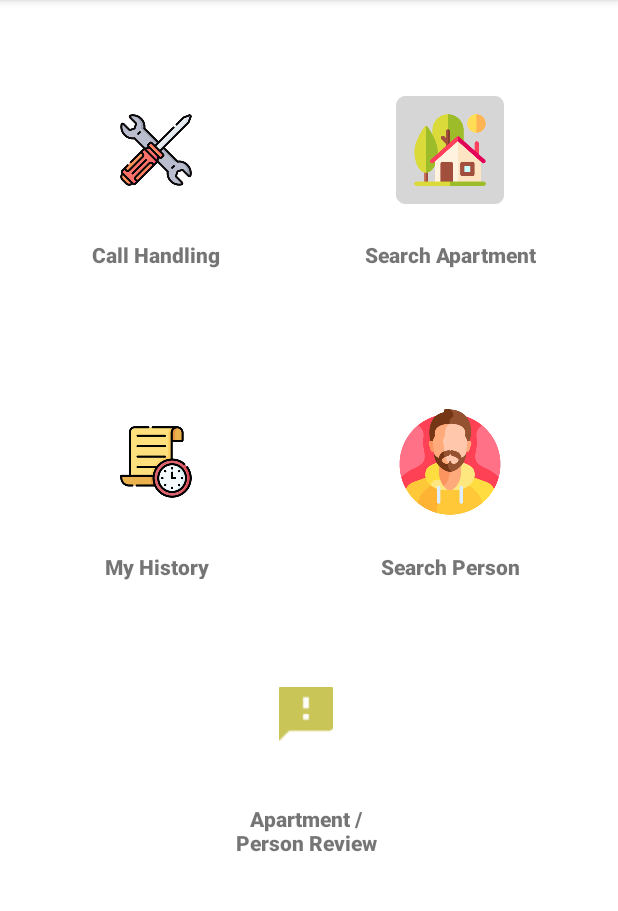
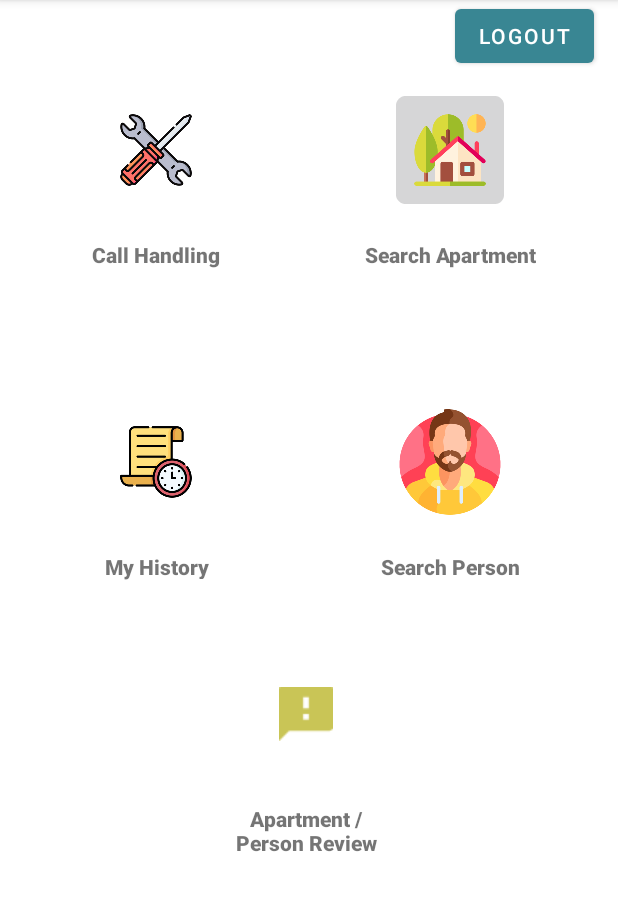
Before and after one commit to azxs120/Final-Project-Prototype, an Android app: the MainActivity screen opened directly, with no data from a screen before it, on a phone screen of 412 x 824 dp, the part 84-995 px from its top. Run offline under Robolectric (Android 15) with nearby library versions, the phone set to English and light mode, and no system bars; our stand-ins replace Firebase (no records; nobody signed in at launch, a user with empty details on screens opened directly); 1 statement that could not run was skipped.

Commit message:
logout
logout

```diff
--- a/app/src/main/java/com/example/prototype/MainActivity.java
+++ b/app/src/main/java/com/example/prototype/MainActivity.java
@@ -6,7 +6,13 @@ import android.content.Intent;
 import android.os.Bundle;
 
 import android.view.View;
+import android.widget.Button;
 import android.widget.ImageButton;
+import android.widget.Toast;
+
+import com.example.prototype.DBConnections.FirebaseConnection;
+import com.google.firebase.auth.FirebaseAuth;
+import com.google.firebase.firestore.FirebaseFirestore;
 
 public class MainActivity extends AppCompatActivity {
     private ImageButton homeBtn;
@@ -14,7 +20,9 @@ public class MainActivity extends AppCompatActivity {
     private ImageButton myHistoryBtn;
     private ImageButton searchBtn;
     private String userEmail = null;
-
+    private Button btnLogout;
+    private FirebaseFirestore db;
+    private FirebaseAuth mAuth;
     @Override
     protected void onCreate(Bundle savedInstanceState) {
         super.onCreate(savedInstanceState);
@@ -31,6 +39,20 @@ public class MainActivity extends AppCompatActivity {
         callHandlingBtn = (ImageButton) findViewById(R.id.callBtn);
         myHistoryBtn = (ImageButton) findViewById(R.id.myHistoryBtn);
         searchBtn = (ImageButton) findViewById(R.id.searchBtn);
+        btnLogout = findViewById(R.id.logout);
+        db = FirebaseConnection.getFirebaseFirestore();
+        mAuth= FirebaseAuth.getInstance();
+        //set what happens when the user clicks "Logout"
+        btnLogout.setOnClickListener(new View.OnClickListener() {
+            @Override
+            public void onClick(View view) {
+                mAuth.signOut();
+                FirebaseAuth.getInstance().signOut();
+                Intent intent = new Intent(MainActivity.this, LoginActivity.class);
+                finish();
+                Toast.makeText(MainActivity.this, "Logout Successful", Toast.LENGTH_SHORT).show();
+            }
+        });
 
         //set what happens when the user clicks "Find Apartment"
         homeBtn.setOnClickListener(new View.OnClickListener() {
@@ -38,6 +60,7 @@ public class MainActivity extends AppCompatActivity {
             public void onClick(View view) {
                 Intent intentLoadNewActivity = new Intent(MainActivity.this, ApartmentSearchActivity.class);
                 startActivity(intentLoadNewActivity);
+
             }
         });
 
--- a/app/src/main/res/layout/activity_main.xml
+++ b/app/src/main/res/layout/activity_main.xml
@@ -10,6 +10,8 @@
     android:scaleY="1"
     tools:context=".MainActivity"
     tools:ignore="ExtraText">
+
+
 
     <TextView
         android:id="@+id/textView"
@@ -129,5 +131,16 @@
         app:layout_constraintStart_toStartOf="@+id/review"
         app:layout_constraintTop_toBottomOf="@+id/review" />
 
+    <Button
+        android:id="@+id/logout"
+        android:layout_width="wrap_content"
+        android:layout_height="wrap_content"
+        android:text="Logout"
+        app:layout_constraintEnd_toEndOf="parent"
+        app:layout_constraintHorizontal_bias="0.949"
+        app:layout_constraintStart_toStartOf="parent"
+        tools:layout_editor_absoluteY="16dp"
+        tools:ignore="MissingConstraints" />
+
 
 </androidx.constraintlayout.widget.ConstraintLayout>
```
